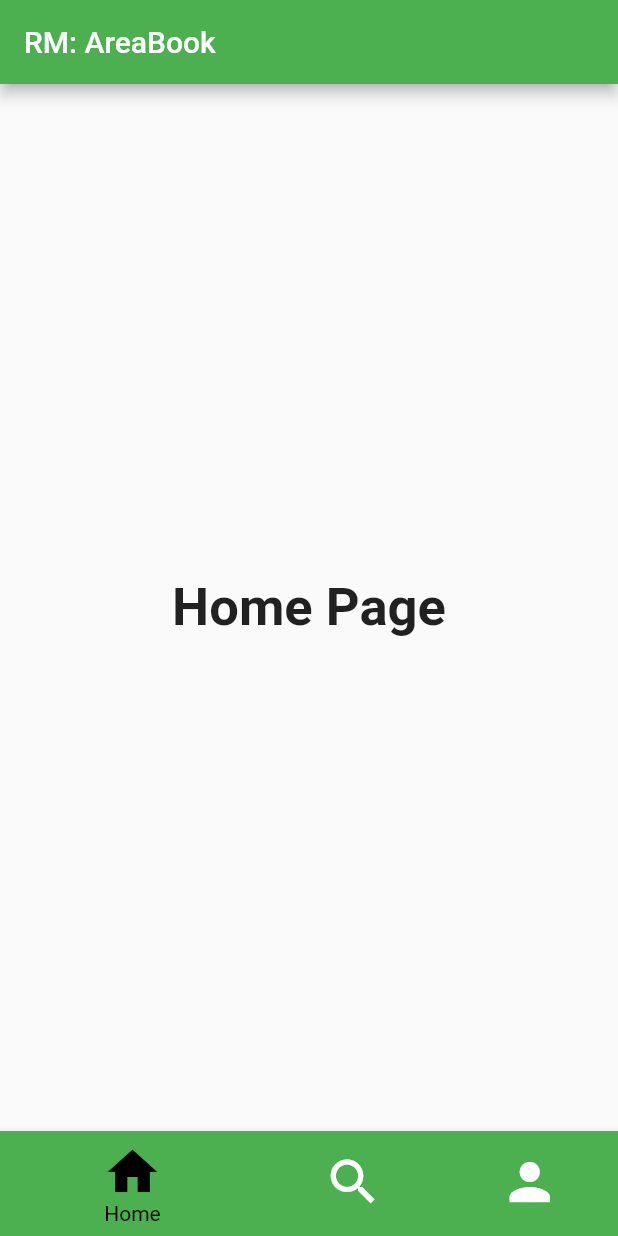
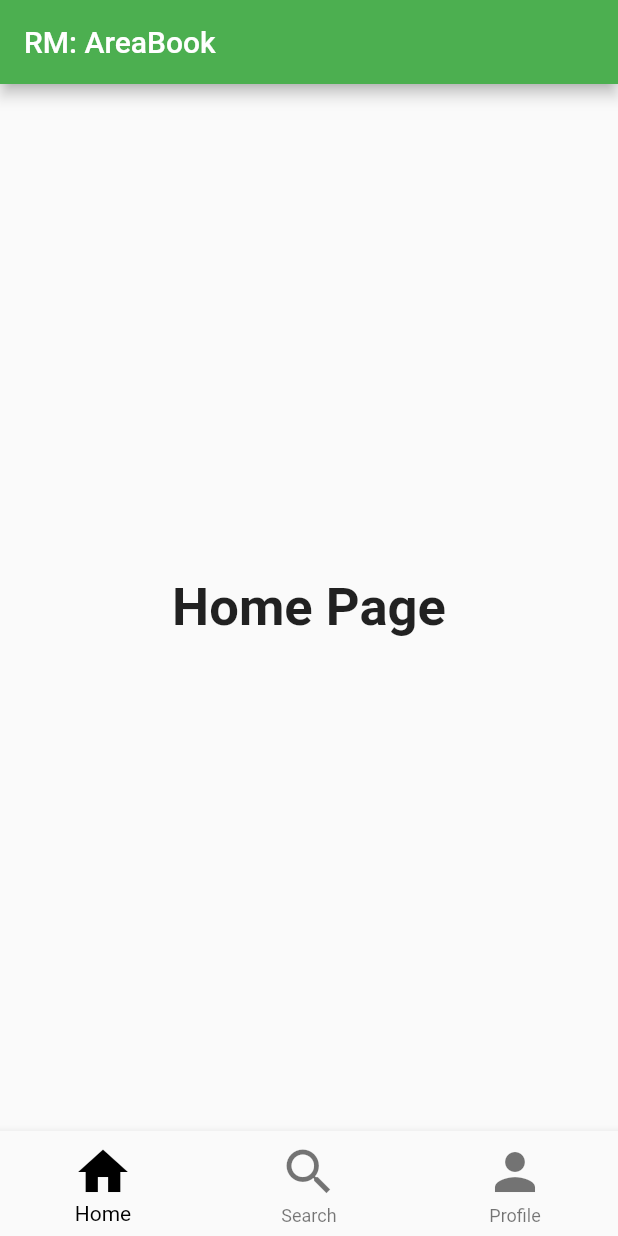
Before and after one commit to MartinPlusPlus/RM-AreaBook, a Flutter app: the screen it shows after launch, on a phone screen of 412 x 824 dp. Run offline on Flutter 3.47's test engine with Material 2 defaults, Android fonts, the light colour scheme and no system bars.

Commit message:
made navbar fixed

```diff
--- a/lib/main.dart
+++ b/lib/main.dart
@@ -71,7 +71,7 @@ class _NavBarState extends State<NavBar> {
           ),
         ],
 
-        type: BottomNavigationBarType.shifting,
+        type: BottomNavigationBarType.fixed,
         currentIndex: _selectedIndex,
         selectedItemColor: Colors.black,
         iconSize: 40,
```
